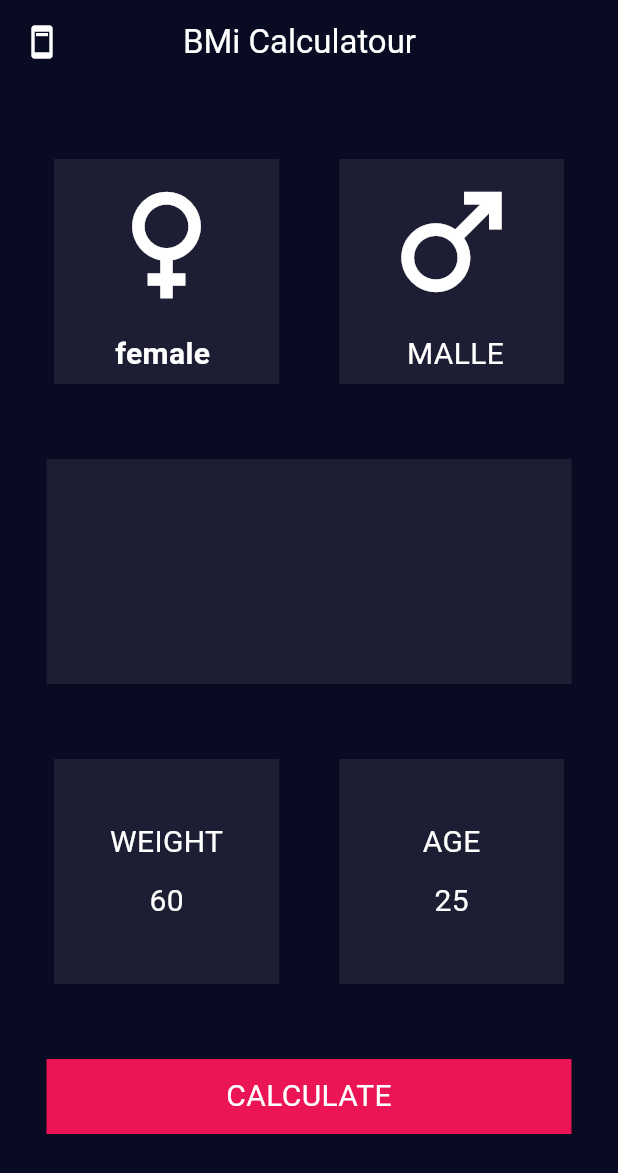
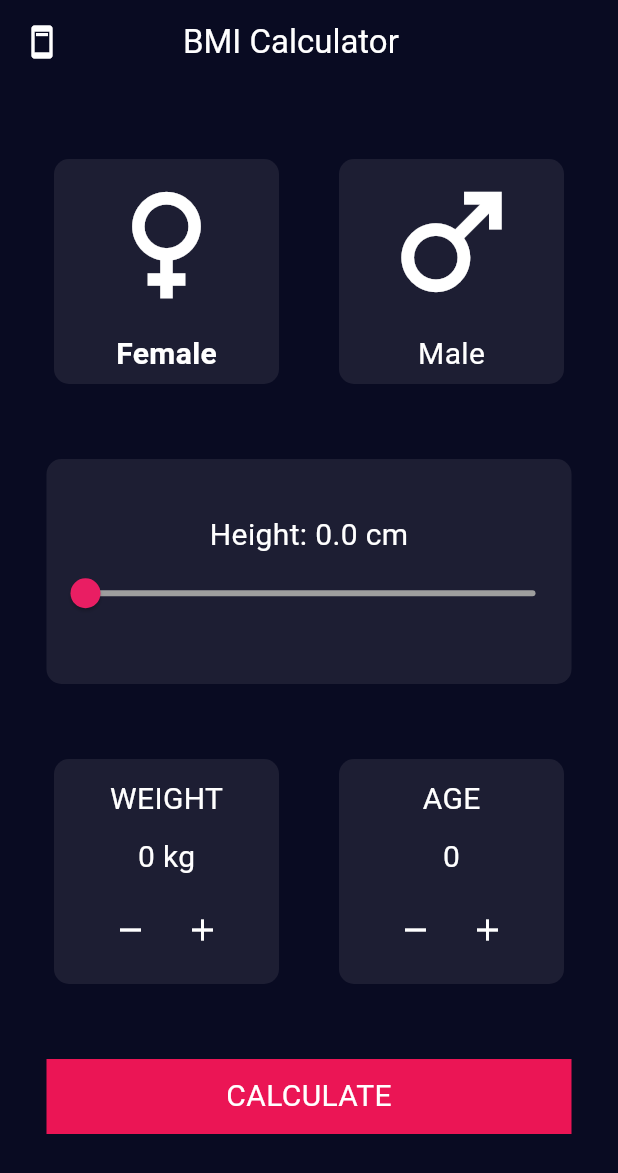
Before and after one commit to Sibtain-maker/new_apptest, a Flutter app: the screen it shows after launch, on a phone screen of 412 x 824 dp. Shown: the top 1173 px of the screen. Run offline on Flutter 3.47's test engine with Material 3 defaults, Android fonts, the phone set to English and light mode, and no system bars.

Commit message:
keep the ui real

```diff
--- a/lib/main.dart
+++ b/lib/main.dart
@@ -15,19 +15,50 @@ class _MYAppState extends State<MYApp> {
   @override
   Widget build(BuildContext context) {
     return const MaterialApp(
-      home: BmiCalculatour(),
+      home: BmiCalculator(),
     );
   }
 }
 
-class BmiCalculatour extends StatefulWidget {
-  const BmiCalculatour({super.key});
+enum Gender { male, female }
+
+class BmiCalculator extends StatefulWidget {
+  const BmiCalculator({super.key});
 
   @override
-  State<BmiCalculatour> createState() => _BmiCalculatourState();
+  State<BmiCalculator> createState() => _BmiCalculatorState();
 }
 
-class _BmiCalculatourState extends State<BmiCalculatour> {
+class _BmiCalculatorState extends State<BmiCalculator> {
+  Gender? selectedGender;
+  double _sliderValue = 0;
+  int weight = 0;
+  int age = 0;
+
+  void incrementWeight() {
+    setState(() {
+      weight++;
+    });
+  }
+
+  void decrementWeight() {
+    setState(() {
+      if (weight > 0) weight--;
+    });
+  }
+
+  void incrementAge() {
+    setState(() {
+      age++;
+    });
+  }
+
+  void decrementAge() {
+    setState(() {
+      if (age > 0) age--;
+    });
+  }
+
   @override
   Widget build(BuildContext context) {
     return Scaffold(
@@ -41,100 +72,75 @@ class _BmiCalculatourState extends State<BmiCalculatour> {
         title: const Padding(
           padding: EdgeInsets.all(50),
           child: Text(
-            'BMi Calculatour',
+            'BMI Calculator',
             style: TextStyle(color: Colors.white),
           ),
         ),
       ),
-      body: Column(
+      body: SingleChildScrollView(
+        child: Column(
           children: [
-          const SizedBox(
-            height: 50,
-          ),
+            const SizedBox(height: 50),
+            // Gender selection row
             Row(
               mainAxisAlignment: MainAxisAlignment.center,
               children: [
-              Container(
+                // Female container
+                GestureDetector(
+                  onTap: () {
+                    setState(() {
+                      selectedGender = Gender.female;
+                    });
+                  },
+                  child: Container(
                     width: 150,
                     height: 150,
-                  color: const Color(0xFF1D1E33),
+                    decoration: BoxDecoration(
+                      borderRadius: BorderRadius.circular(10),
+                      color: selectedGender == Gender.female
+                          ? Colors.pink
+                          : const Color(0xFF1D1E33),
+                    ),
                     child: const Column(
                       mainAxisAlignment: MainAxisAlignment.center,
                       children: [
                         Icon(Icons.female, size: 100, color: Colors.white),
-                      SizedBox(
-                        height: 10,
-                      ),
+                        SizedBox(height: 10),
                         Text(
-                        'female ',
+                          'Female',
                           style: TextStyle(
                               color: Colors.white,
                               fontSize: 20,
                               fontWeight: FontWeight.bold),
                         )
                       ],
-                  )),
-              const SizedBox(
-                width: 40,
                     ),
-              Container(
+                  ),
+                ),
+                const SizedBox(width: 40),
+                // Male container
+                GestureDetector(
+                  onTap: () {
+                    setState(() {
+                      selectedGender = Gender.male;
+                    });
+                  },
+                  child: Container(
                     width: 150,
                     height: 150,
-                color: const Color(0xFF1D1E33),
+                    decoration: BoxDecoration(
+                      borderRadius: BorderRadius.circular(10),
+                      color: selectedGender == Gender.male
+                          ? Colors.blue
+                          : const Color(0xFF1D1E33),
+                    ),
                     child: const Column(
                       mainAxisAlignment: MainAxisAlignment.center,
                       children: [
                         Icon(Icons.male, size: 100, color: Colors.white),
-                      SizedBox(
-                        height: 10,
-                      ),
+                        SizedBox(height: 10),
                         Text(
-                        ' MALLE',
-                        style: TextStyle(
-                          color: Colors.white,
-                          fontSize: 20,
-                        ),
-                      ),
-                    ]),
-              ),
-            ],
-          ),
-          const SizedBox(
-            height: 50,
-          ),
-          Container(
-            width: 350,
-            height: 150,
-            color: const Color(0xFF1D1E33),
-            child: const Column(
-              mainAxisAlignment: MainAxisAlignment.center,
-            ),
-          ),
-          const SizedBox(
-            height: 50,
-          ),
-          Row(
-            mainAxisAlignment: MainAxisAlignment.center,
-            children: [
-              Container(
-                width: 150,
-                height: 150,
-                color: const Color(0xFF1D1E33),
-                child: const Column(
-                  mainAxisAlignment: MainAxisAlignment.center,
-                  children: [
-                    Text(
-                      'WEIGHT',
-                      style: TextStyle(
-                        color: Colors.white,
-                        fontSize: 20,
-                      ),
-                    ),
-                    SizedBox(
-                      height: 10,
-                    ),
-                    Text(
-                      '60',
+                          'Male',
                           style: TextStyle(
                             color: Colors.white,
                             fontSize: 20,
@@ -143,41 +149,157 @@ class _BmiCalculatourState extends State<BmiCalculatour> {
                       ],
                     ),
                   ),
-              const SizedBox(
-                width: 40,
                 ),
+              ],
+            ),
+            const SizedBox(height: 50),
+
+            // Height slider container
+            Container(
+              width: 350,
+              height: 150,
+              decoration: BoxDecoration(
+                borderRadius: BorderRadius.circular(10),
+                color: const Color(0xFF1D1E33),
+              ),
+              child: Column(
+                mainAxisAlignment: MainAxisAlignment.center,
+                children: [
+                  Text(
+                    'Height: ${_sliderValue.toStringAsFixed(1)} cm',
+                    style: const TextStyle(
+                      color: Colors.white,
+                      fontSize: 20,
+                    ),
+                  ),
+                  Slider(
+                    min: 0,
+                    max: 220,
+                    value: _sliderValue,
+                    divisions: 220,
+                    activeColor: Colors.pink,
+                    inactiveColor: Colors.grey,
+                    onChanged: (value) {
+                      setState(() {
+                        _sliderValue = value;
+                      });
+                    },
+                  ),
+                ],
+              ),
+            ),
+            const SizedBox(height: 50),
+
+            // Weight and Age row
+            Row(
+              mainAxisAlignment: MainAxisAlignment.center,
+              children: [
+                // Weight container
                 Container(
                   width: 150,
                   height: 150,
+                  decoration: BoxDecoration(
+                    borderRadius: BorderRadius.circular(10),
                     color: const Color(0xFF1D1E33),
-                child: const Column(
+                  ),
+                  child: Column(
                     mainAxisAlignment: MainAxisAlignment.center,
                     children: [
+                      const Text(
+                        'WEIGHT',
+                        style: TextStyle(
+                          color: Colors.white,
+                          fontSize: 20,
+                        ),
+                      ),
+                      const SizedBox(height: 10),
                       Text(
+                        '$weight kg',
+                        style: const TextStyle(
+                          color: Colors.white,
+                          fontSize: 20,
+                        ),
+                      ),
+                      const SizedBox(height: 10),
+                      Row(
+                        mainAxisAlignment: MainAxisAlignment.center,
+                        children: [
+                          IconButton(
+                            onPressed: decrementWeight,
+                            icon: const Icon(
+                              Icons.remove,
+                              color: Colors.white,
+                            ),
+                          ),
+                          IconButton(
+                            onPressed: incrementWeight,
+                            icon: const Icon(
+                              Icons.add,
+                              color: Colors.white,
+                            ),
+                          ),
+                        ],
+                      )
+                    ],
+                  ),
+                ),
+                const SizedBox(width: 40),
+
+                // Age container
+                Container(
+                  width: 150,
+                  height: 150,
+                  decoration: BoxDecoration(
+                    borderRadius: BorderRadius.circular(10),
+                    color: const Color(0xFF1D1E33),
+                  ),
+                  child: Column(
+                    mainAxisAlignment: MainAxisAlignment.center,
+                    children: [
+                      const Text(
                         'AGE',
                         style: TextStyle(
                           color: Colors.white,
                           fontSize: 20,
                         ),
                       ),
-                    SizedBox(
-                      height: 10,
-                    ),
+                      const SizedBox(height: 10),
                       Text(
-                      '25',
-                      style: TextStyle(
+                        '$age',
+                        style: const TextStyle(
                           color: Colors.white,
                           fontSize: 20,
                         ),
                       ),
+                      const SizedBox(height: 10),
+                      Row(
+                        mainAxisAlignment: MainAxisAlignment.center,
+                        children: [
+                          IconButton(
+                            onPressed: decrementAge,
+                            icon: const Icon(
+                              Icons.remove,
+                              color: Colors.white,
+                            ),
+                          ),
+                          IconButton(
+                            onPressed: incrementAge,
+                            icon: const Icon(
+                              Icons.add,
+                              color: Colors.white,
+                            ),
+                          ),
+                        ],
+                      )
                     ],
                   ),
                 ),
               ],
             ),
-          const SizedBox(
-            height: 50,
-          ),
+
+            const SizedBox(height: 50),
+
+            // Calculate button (no functionality yet)
             Container(
               width: 350,
               height: 50,
@@ -194,6 +316,7 @@ class _BmiCalculatourState extends State<BmiCalculatour> {
             )
           ],
         ),
+      ),
     );
   }
 }
```
Also changed, not shown: 2 other files. Lines whose indentation alone changed are shown as unchanged.
